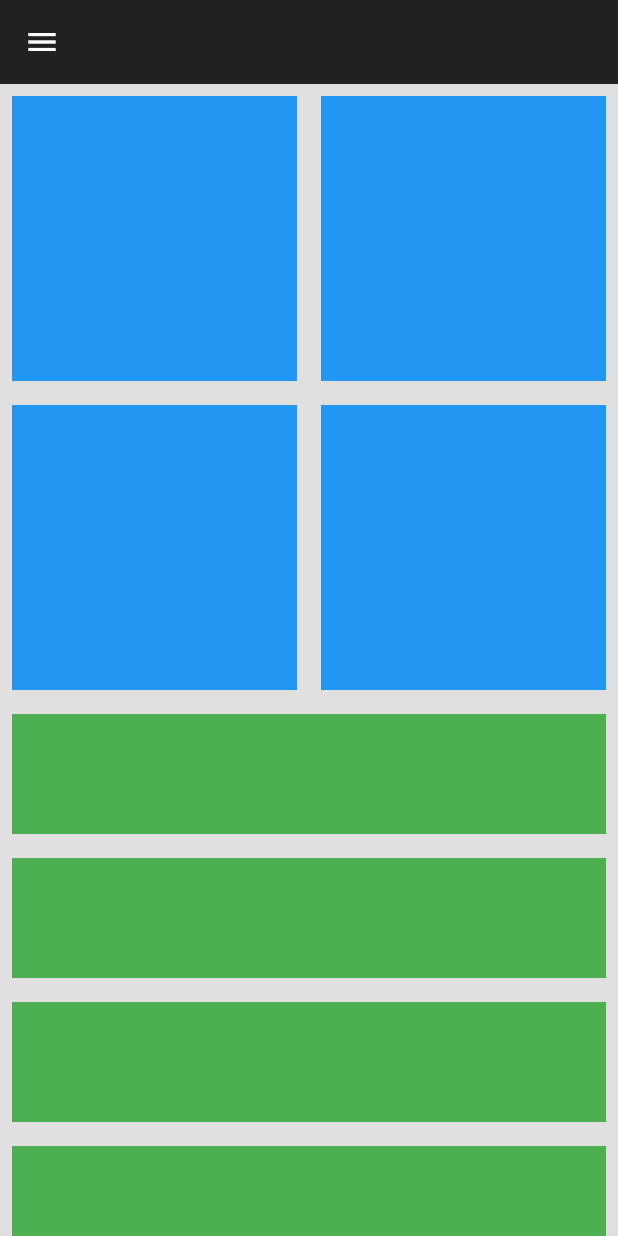
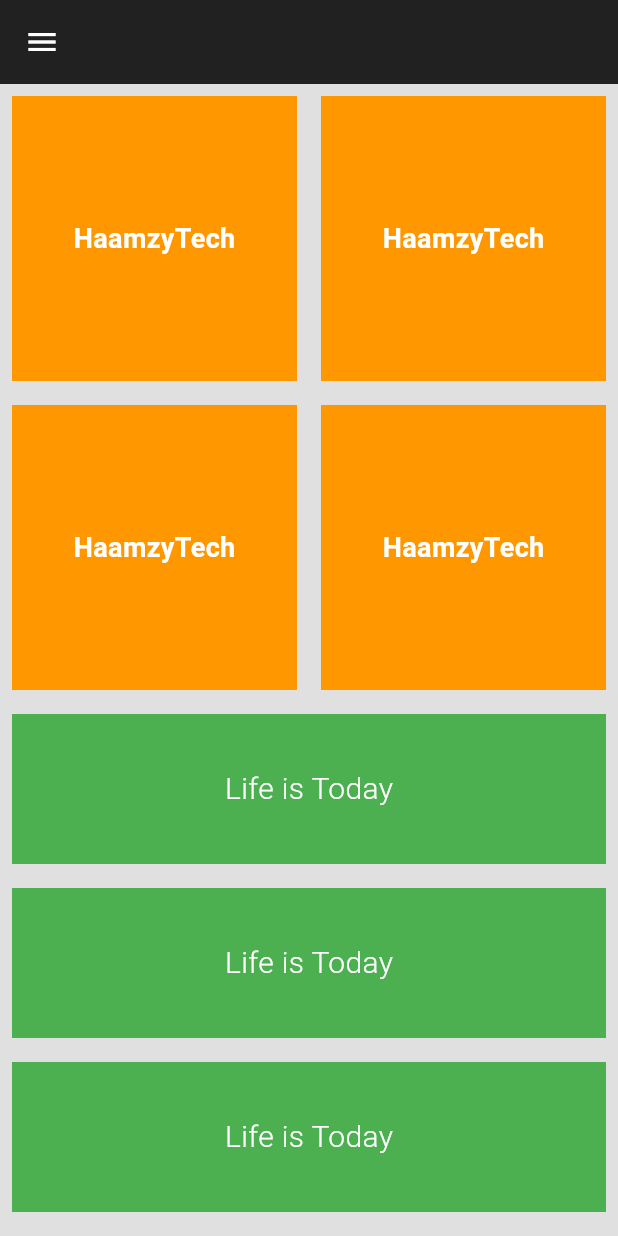
Before and after one commit to HaamzyTech/flutter_vercel, a Flutter app: the screen it shows after launch, on a phone screen of 412 x 824 dp. Run offline on Flutter 3.47's test engine with Material 3 defaults, Android fonts, the phone set to English and light mode, and no system bars.

Commit message:
just some further customization

```diff
--- a/lib/components/my_box.dart
+++ b/lib/components/my_box.dart
@@ -8,7 +8,16 @@ class MyBox extends StatelessWidget {
     return Padding(
       padding: const EdgeInsets.all(8.0),
       child: Container(
-        color: Colors.blue,
+        color: Colors.orange,
+        child: const Center(
+            child: Text(
+          "HaamzyTech",
+          style: TextStyle(
+            fontWeight: FontWeight.bold,
+            fontSize: 18,
+            color: Colors.white,
+          ),
+        )),
       ),
     );
   }
--- a/lib/components/my_tile.dart
+++ b/lib/components/my_tile.dart
@@ -9,7 +9,17 @@ class MyTile extends StatelessWidget {
       padding: const EdgeInsets.all(8.0),
       child: Container(
         color: Colors.green,
-        height: 80,
+        height: 100,
+        child: const Center(
+          child: Text(
+            "Life is Today",
+            style: TextStyle(
+              fontSize: 20,
+              fontWeight: FontWeight.w300,
+              color: Colors.white,
+            ),
+          ),
+        ),
       ),
     );
   }
--- a/lib/layout/desktop_scaffold.dart
+++ b/lib/layout/desktop_scaffold.dart
@@ -39,7 +39,7 @@ class _DesktopScaffoldState extends State<DesktopScaffold> {
                 ),
                 Expanded(
                   child: ListView.builder(
-                      itemCount: 5,
+                      itemCount: 10,
                       itemBuilder: (context, index) {
                         return const MyTile();
                       }),
--- a/lib/layout/mobile_scaffold.dart
+++ b/lib/layout/mobile_scaffold.dart
@@ -33,7 +33,7 @@ class _MobileScaffoldState extends State<MobileScaffold> {
           ),
           Expanded(
             child: ListView.builder(
-                itemCount: 5,
+                itemCount: 10,
                 itemBuilder: (context, index) {
                   return const MyTile();
                 }),
--- a/lib/layout/tablet_scaffold.dart
+++ b/lib/layout/tablet_scaffold.dart
@@ -33,7 +33,7 @@ class _TabletScaffoldState extends State<TabletScaffold> {
           ),
           Expanded(
             child: ListView.builder(
-                itemCount: 5,
+                itemCount: 10,
                 itemBuilder: (context, index) {
                   return const MyTile();
                 }),
```
